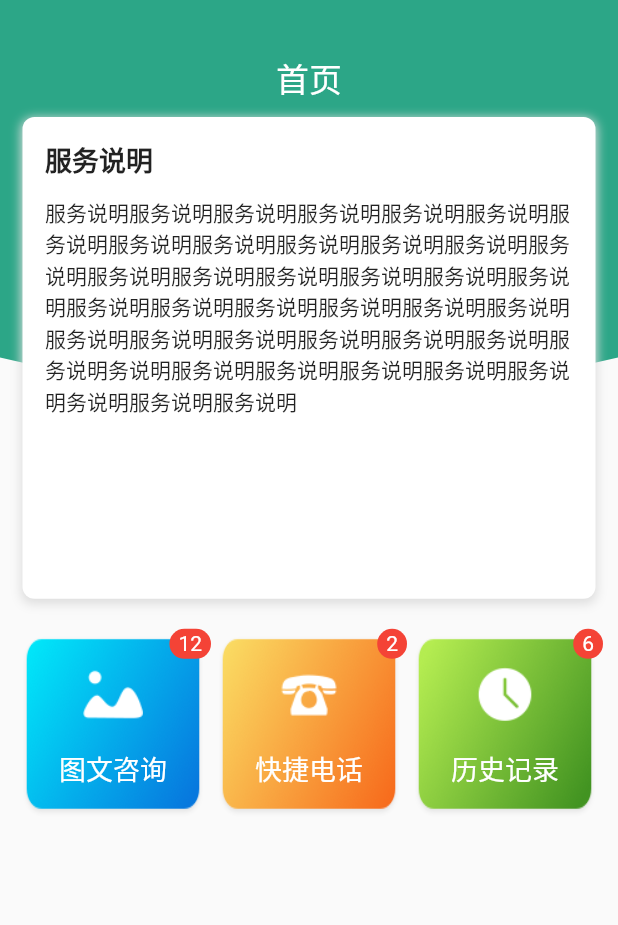
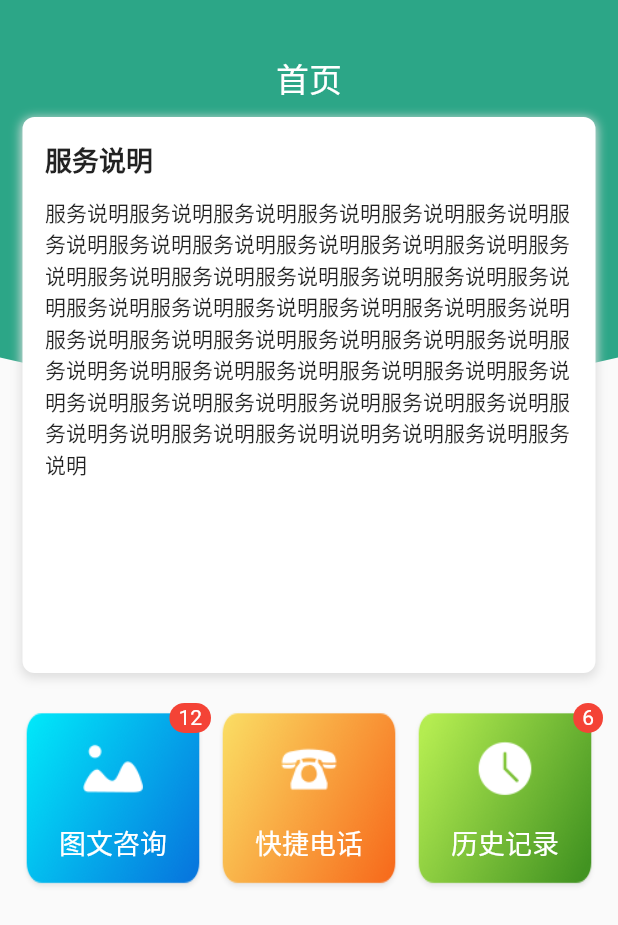
Before and after one commit to Le-seul/guo-doc, a Flutter app: the DoctorChunyuHomePage screen opened directly, on a phone screen of 412 x 824 dp. Shown: the top 925 px of the screen. Run offline on Flutter 3.47's test engine with Material 2 defaults, Android fonts, the phone set to English and light mode, and no system bars; drawn by our look-alikes of oktoast; our stand-ins replace cached_network_image, chewie, dio, event_bus, fl_chart, flutter_easyrefresh and 13 more; missing offline and left inert: date_utils, esys_flutter_share, flukit, flustars, flutter_sound, jpush_flutter and 2 more; accounts and stored records are empty; statements that could not run were skipped.

Commit message:
"调整春雨布局"

```diff
--- a/lib/pages/home/doctor/doctor_chunyu_home_page.dart
+++ b/lib/pages/home/doctor/doctor_chunyu_home_page.dart
@@ -42,7 +42,7 @@ class _DoctorChunyuHomePageState extends State<DoctorChunyuHomePage> {
                   child: Container(
                     child: MyCard(
                         child: Container(
-                      height: MediaQuery.of(context).size.height * 260 / 667,
+                      height: MediaQuery.of(context).size.height * 300 / 667,
                       padding:
                           EdgeInsets.only(left: 15.0, right: 15.0, top: 15),
                       child: Column(
@@ -57,7 +57,7 @@ class _DoctorChunyuHomePageState extends State<DoctorChunyuHomePage> {
                             height: 10,
                           ),
                           Text(
-                            '服务说明服务说明服务说明服务说明服务说明服务说明服务说明服务说明服务说明服务说明服务说明服务说明服务说明服务说明服务说明服务说明服务说明服务说明服务说明服务说明服务说明服务说明服务说明服务说明服务说明服务说明服务说明服务说明服务说明服务说明服务说明服务说明务说明服务说明服务说明服务说明服务说明服务说明务说明服务说明服务说明',
+                            '服务说明服务说明服务说明服务说明服务说明服务说明服务说明服务说明服务说明服务说明服务说明服务说明服务说明服务说明服务说明服务说明服务说明服务说明服务说明服务说明服务说明服务说明服务说明服务说明服务说明服务说明服务说明服务说明服务说明服务说明服务说明服务说明务说明服务说明服务说明服务说明服务说明服务说明务说明服务说明服务说明服务说明服务说明服务说明服务说明务说明服务说明服务说明说明务说明服务说明服务说明',
                             strutStyle: StrutStyle(
                               forceStrutHeight: true,
                               height: 1.5,
@@ -65,7 +65,7 @@ class _DoctorChunyuHomePageState extends State<DoctorChunyuHomePage> {
                             style: TextStyle(
                               fontSize: 14,
                             ),
-                            maxLines: 7,
+                            maxLines: 11,
                           )
                         ],
                       ),
@@ -84,7 +84,7 @@ class _DoctorChunyuHomePageState extends State<DoctorChunyuHomePage> {
                         child: _gridItem(
                             'assets/images/doctor/graphic_consultation.png',
                             'doctor/graphic_icon.png',
-                            '图文咨询','12'),
+                            '图文咨询','12',false),
                         onTap: () {
                           getOrderCount();
                           Router.pushNoParams(
@@ -98,7 +98,7 @@ class _DoctorChunyuHomePageState extends State<DoctorChunyuHomePage> {
                       flex: 1,
                       child: GestureDetector(
                         child: _gridItem('assets/images/doctor/quick_phone.png',
-                            'doctor/phone_icon.png', '快捷电话','2'),
+                            'doctor/phone_icon.png', '快捷电话','2',true),
                         onTap: () {
                           Router.pushNoParams(context, Router.telConsultation);
                         },
@@ -111,7 +111,7 @@ class _DoctorChunyuHomePageState extends State<DoctorChunyuHomePage> {
                         child: _gridItem(
                             'assets/images/doctor/historical_record.png',
                             'doctor/history_icon.png',
-                            '历史记录','6'),
+                            '历史记录','6',false),
                         onTap: () {
                           Router.pushNoParams(context, Router.historyRecord);
                         },
@@ -168,7 +168,7 @@ class _DoctorChunyuHomePageState extends State<DoctorChunyuHomePage> {
         });
   }
 
-  _gridItem(String bgImage, String icon, String text,String count) {
+  _gridItem(String bgImage, String icon, String text,String count,offstage) {
     return Container(
         child: Stack(
       children: <Widget>[
@@ -201,7 +201,9 @@ class _DoctorChunyuHomePageState extends State<DoctorChunyuHomePage> {
                     ),
                   ))),
         ),
-        Align(
+        Offstage(
+          offstage: offstage,
+          child: Align(
             alignment: Alignment.topRight,
             child: Container(
               padding: EdgeInsets.only(left: 6,right: 6,top: 2,bottom: 2),
@@ -215,6 +217,7 @@ class _DoctorChunyuHomePageState extends State<DoctorChunyuHomePage> {
               child: Text(count,style: TextStyle(color: Colors.white),),
             ),
           ),
+        ),
       ],
     ));
   }
--- a/lib/pages/home/doctor/graphic_consuitation.dart
+++ b/lib/pages/home/doctor/graphic_consuitation.dart
@@ -72,6 +72,7 @@ class _GraphicConsultationState extends State<GraphicConsultation> {
                     )),
                 Container(
                   width: MediaQuery.of(context).size.width,
+                  padding: EdgeInsets.only(left: 10,right: 10),
                   child: Column(
                     crossAxisAlignment: CrossAxisAlignment.start,
                         children: <Widget>[
```
Lines whose indentation alone changed are shown as unchanged.
